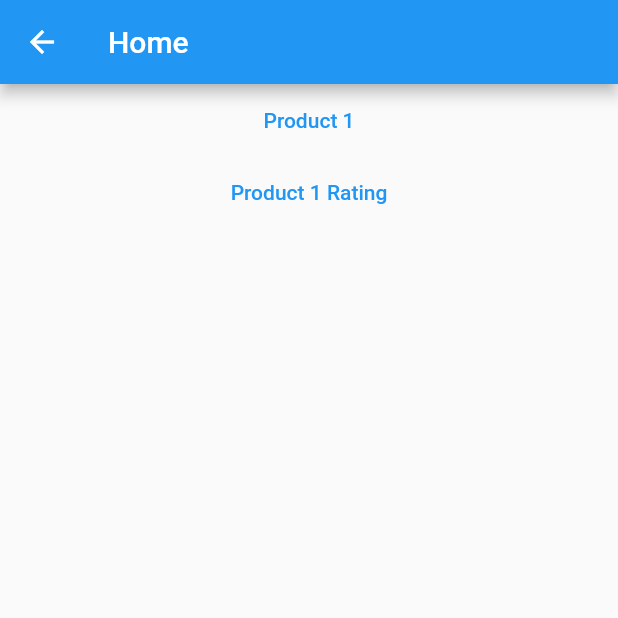
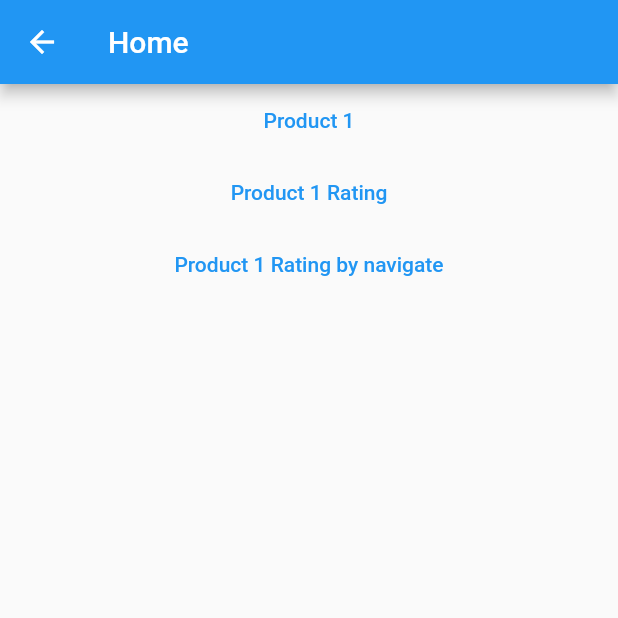
Before and after one commit to wjprogramer/flutter_sandbox_1, a Flutter app: the HomeWidget screen opened by its route, on a phone screen of 412 x 824 dp, the top half of it. Run offline on Flutter 3.47's test engine with Material 2 defaults, Android fonts, the phone set to English and light mode, and no system bars; our stand-ins replace bloc, equatable, flutter_modular.

Commit message:
[pkg // flutter_modular] navigate to rating page of product

```diff
--- a/lib/modules/home/home_widget.dart
+++ b/lib/modules/home/home_widget.dart
@@ -22,6 +22,12 @@ class HomeWidget extends StatelessWidget {
             },
             child: Text('Product 1 Rating'),
           ),
+          TextButton(
+            onPressed: () {
+              Modular.to.navigate('/home/product/1/rating');
+            },
+            child: Text('Product 1 Rating by navigate'),
+          ),
         ],
       ),
     );
```
